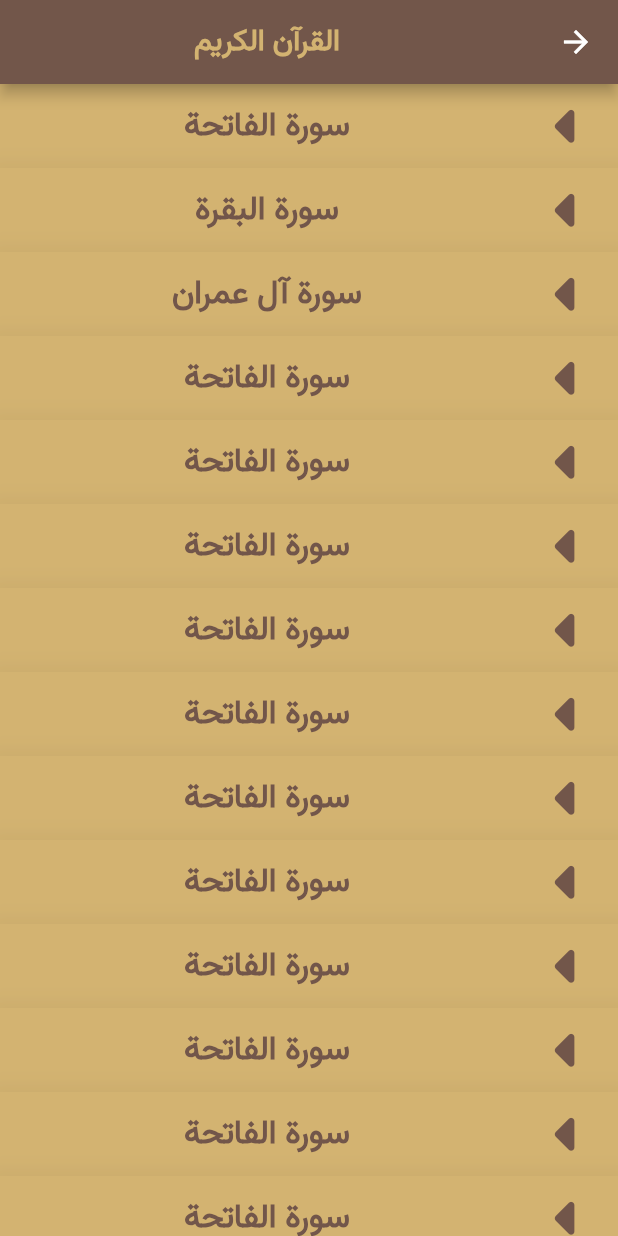
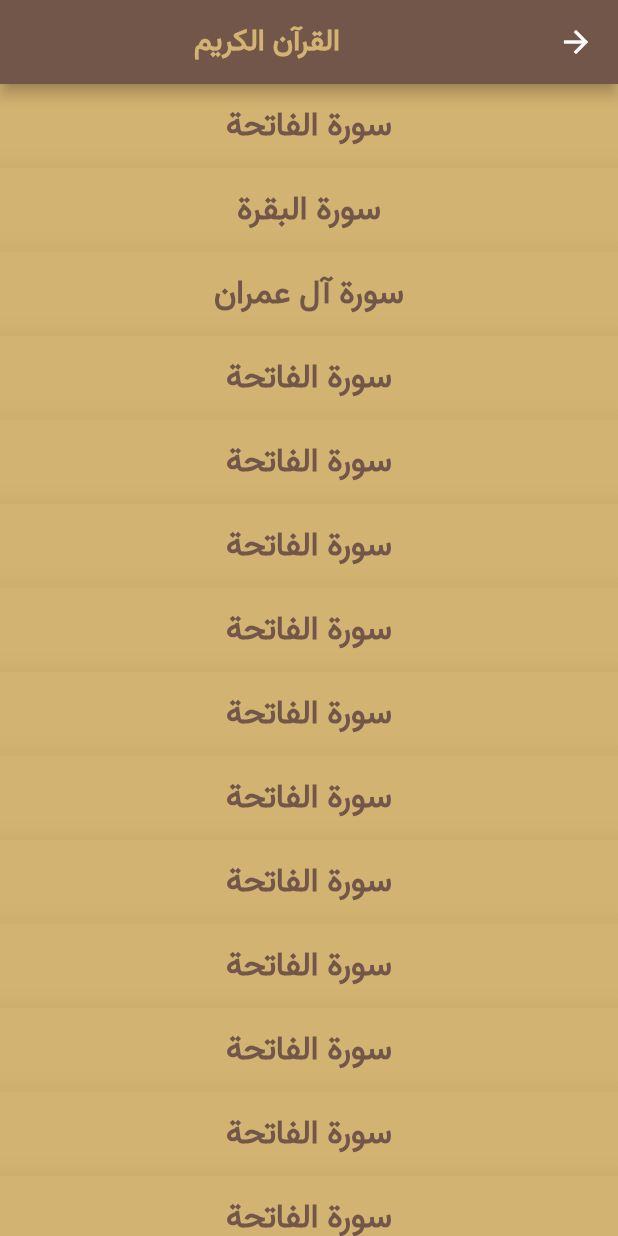
Before and after one commit to BashmailOmar/Alquran-Alshamel, a Flutter app: the screen it shows after launch, after a tap on "القرآن الكريم", on a phone screen of 412 x 824 dp. Run offline on Flutter 3.47's test engine with Material 2 defaults, Android fonts, the phone set to English and light mode, and no system bars; our stand-ins replace font_awesome_flutter, localization, location, shared_preferences.

Commit message:
I added select city name and add the translate for it. Also, I fixed so problems and added some comments

```diff
--- a/lib/components/custom_list_tile.dart
+++ b/lib/components/custom_list_tile.dart
@@ -39,7 +39,7 @@ class _CustomListTileState extends State<CustomListTile> {
         //   );
       },
       child: Container(
-        width: 350,
+        width: double.infinity,
         child: ListTile(
           shape: customShape(),
           tileColor: const Color(primaryGold),
--- a/lib/components/custom_sowar_list_tile.dart
+++ b/lib/components/custom_sowar_list_tile.dart
@@ -2,14 +2,12 @@ import 'package:alquran_alshamel/constants.dart';
 import 'package:flutter/material.dart';
 
 class CustomSowarListTile extends StatefulWidget {
-  final IconData cardIcon;
   final String cardText;
 
   // final Function onClick;
   const CustomSowarListTile({
     Key? key,
     required this.cardText,
-    required this.cardIcon,
     /*required this.onClick*/
   }) : super(key: key);
 
@@ -22,20 +20,16 @@ class _CustomListTileState extends State<CustomSowarListTile> {
   Widget build(BuildContext context) {
     return Material(
       elevation: 20,
-      child: Container(
-        width: 350,
       child: ListTile(
         onTap: () {},
         tileColor: const Color(primaryGold),
         iconColor: const Color(primaryBrown),
-          leading: Icon(widget.cardIcon, size: 35),
         title: Text(
           widget.cardText,
           style: kCardText,
           textAlign: TextAlign.center,
         ),
       ),
-      ),
     );
   }
 }
--- a/lib/components/prayers_time.dart
+++ b/lib/components/prayers_time.dart
@@ -1,3 +1,5 @@
+import 'package:alquran_alshamel/constants.dart';
+import 'package:alquran_alshamel/screens/select_city_screen.dart';
 import 'package:flutter/material.dart';
 import 'package:localization/localization.dart';
 
@@ -26,11 +28,10 @@ class _PrayTimeState extends State<PrayTime> {
     // updatePrayersTime();
   }
 
-  Future<dynamic> getPrayersData(){
-
-
+  Future<dynamic> getPrayersData() {
     return getPrayersData();
   }
+
   // void updatePrayersTime() {
   //   setState(() {
   //     if (prayerData == null) {
@@ -55,8 +56,14 @@ class _PrayTimeState extends State<PrayTime> {
   @override
   Widget build(BuildContext context) {
     return Container(
+      decoration: const BoxDecoration(
+          image: DecorationImage(
+        image: AssetImage('images/quran.jpg'),
+        fit: BoxFit.cover,
+        opacity: 100,
+      )),
       width: double.infinity,
-      color: Colors.grey,
+      // color: Colors.grey,
       child: Column(
         crossAxisAlignment: CrossAxisAlignment.center,
         children: [
@@ -66,14 +73,17 @@ class _PrayTimeState extends State<PrayTime> {
           Row(
             mainAxisAlignment: MainAxisAlignment.center,
             children: [
-              Text('next_prayer'
-                  .i18n([nextPrayerName.toString().i18n(), 'Makkah'])),
+              Text(
+                'next_prayer'
+                    .i18n([nextPrayerName.toString().i18n(), 'Makkah']),
+                style: kPryersBlocText,
+              ),
               const SizedBox(
                 width: 15,
               ),
               Text(
                 '3:21',
-                style: TextStyle(color: Colors.amber),
+                style: kPryersBlocText,
               )
             ],
           ),
@@ -85,38 +95,74 @@ class _PrayTimeState extends State<PrayTime> {
             children: [
               Column(
                 children: [
-                  Text('fajr'.i18n()),
-                  Text(fajrPrayer.toString()),
+                  Text(
+                    'fajr'.i18n(),
+                    style: kPryersBlocText,
+                  ),
+                  Text(
+                    fajrPrayer.toString(),
+                    style: kPryersBlocText,
+                  ),
                 ],
               ),
               Column(
                 children: [
-                  Text('sunrise'.i18n()),
-                  Text(sunriseTime),
+                  Text(
+                    'sunrise'.i18n(),
+                    style: kPryersBlocText,
+                  ),
+                  Text(
+                    sunriseTime,
+                    style: kPryersBlocText,
+                  ),
                 ],
               ),
               Column(
                 children: [
-                  Text('dhohr'.i18n()),
-                  Text(dhohrPrayer),
+                  Text(
+                    'dhohr'.i18n(),
+                    style: kPryersBlocText,
+                  ),
+                  Text(
+                    dhohrPrayer,
+                    style: kPryersBlocText,
+                  ),
                 ],
               ),
               Column(
                 children: [
-                  Text('asr'.i18n()),
-                  Text(asrPrayer),
+                  Text(
+                    'asr'.i18n(),
+                    style: kPryersBlocText,
+                  ),
+                  Text(
+                    asrPrayer,
+                    style: kPryersBlocText,
+                  ),
                 ],
               ),
               Column(
                 children: [
-                  Text('maghreb'.i18n()),
-                  Text(maghrebPrayer),
+                  Text(
+                    'maghreb'.i18n(),
+                    style: kPryersBlocText,
+                  ),
+                  Text(
+                    maghrebPrayer,
+                    style: kPryersBlocText,
+                  ),
                 ],
               ),
               Column(
                 children: [
-                  Text('isha'.i18n()),
-                  Text(ishaPrayer),
+                  Text(
+                    'isha'.i18n(),
+                    style: kPryersBlocText,
+                  ),
+                  Text(
+                    ishaPrayer,
+                    style: kPryersBlocText,
+                  ),
                 ],
               ),
             ],
@@ -125,12 +171,24 @@ class _PrayTimeState extends State<PrayTime> {
             height: 10,
           ),
           TextButton(
-            onPressed: () {},
+            onPressed: () {
+              Navigator.of(context).push(
+                MaterialPageRoute(
+                  builder: (context) => const SelectCityScreen(),
+                ),
+              );
+            },
             child: Row(
               mainAxisAlignment: MainAxisAlignment.spaceBetween,
               children: [
-                Text('change_city'.i18n()),
-                const Icon(Icons.arrow_right)
+                Text(
+                  'change_city'.i18n(),
+                  style: kPryersBlocText,
+                ),
+                const Icon(
+                  Icons.arrow_right,
+                  color: Color(primaryBrown),
+                )
               ],
             ),
           )
--- a/lib/main.dart
+++ b/lib/main.dart
@@ -1,6 +1,7 @@
 import 'package:alquran_alshamel/constants.dart';
 import 'package:alquran_alshamel/screens/home_screen.dart';
 import 'package:alquran_alshamel/screens/quran_screen.dart';
+import 'package:alquran_alshamel/screens/select_city_screen.dart';
 import 'package:alquran_alshamel/screens/splash_screen.dart';
 import 'package:flutter/material.dart';
 import 'package:flutter_localizations/flutter_localizations.dart';
@@ -53,6 +54,7 @@ class AlquranAlshamel extends StatelessWidget {
         SplashScreen.id: (context) => SplashScreen(),
         HomeScreen.id: (context) => HomeScreen(),
         QuranScreen.id: (context) => QuranScreen(),
+        SelectCityScreen.id: (context) => SelectCityScreen(),
       },
     );
   }
--- a/lib/screens/home_screen.dart
+++ b/lib/screens/home_screen.dart
@@ -1,4 +1,4 @@
-import 'package:alquran_alshamel/components/custom_card.dart';
+import 'package:alquran_alshamel/components/custom_button.dart';
 import 'package:alquran_alshamel/components/prayers_time.dart';
 import 'package:alquran_alshamel/constants.dart';
 import 'package:alquran_alshamel/screens/quran_screen.dart';
@@ -21,9 +21,12 @@ class _HomeScreenState extends State<HomeScreen> {
 
   @override
   Widget build(BuildContext context) {
-    return SafeArea(
+    return WillPopScope(
+      onWillPop: () async => false,
+      child: SafeArea(
         child: Scaffold(
           appBar: AppBar(
+            automaticallyImplyLeading: false,
             backgroundColor: const Color(primaryBrown),
             title: Center(
               child: Text('home'.i18n(), style: kPageTitleText),
@@ -76,6 +79,7 @@ class _HomeScreenState extends State<HomeScreen> {
             ],
           ),
         ),
+      ),
     );
   }
 }
--- a/lib/screens/quran_screen.dart
+++ b/lib/screens/quran_screen.dart
@@ -1,9 +1,6 @@
-import 'package:alquran_alshamel/components/custom_list_tile.dart';
 import 'package:alquran_alshamel/components/custom_sowar_list_tile.dart';
 import 'package:alquran_alshamel/constants.dart';
-import 'package:alquran_alshamel/screens/splash_screen.dart';
 import 'package:flutter/material.dart';
-import 'package:font_awesome_flutter/font_awesome_flutter.dart';
 
 class QuranScreen extends StatefulWidget {
   static const String id = 'quran_screen';
@@ -25,86 +22,66 @@ class _QuranScreenState extends State<QuranScreen> {
         ),
         body: Center(
           child: ListView(
-            children: [
+            children: const [
               CustomSowarListTile(
                 cardText: 'سورة الفاتحة',
-                cardIcon: FontAwesomeIcons.caretLeft,
               ),
               CustomSowarListTile(
                 cardText: 'سورة البقرة',
-                cardIcon: FontAwesomeIcons.caretLeft,
               ),
               CustomSowarListTile(
                 cardText: 'سورة آل عمران',
-                cardIcon: FontAwesomeIcons.caretLeft,
               ),
               CustomSowarListTile(
                 cardText: 'سورة الفاتحة',
-                cardIcon: FontAwesomeIcons.caretLeft,
               ),
               CustomSowarListTile(
                 cardText: 'سورة الفاتحة',
-                cardIcon: FontAwesomeIcons.caretLeft,
               ),
               CustomSowarListTile(
                 cardText: 'سورة الفاتحة',
-                cardIcon: FontAwesomeIcons.caretLeft,
               ),
               CustomSowarListTile(
                 cardText: 'سورة الفاتحة',
-                cardIcon: FontAwesomeIcons.caretLeft,
               ),
               CustomSowarListTile(
                 cardText: 'سورة الفاتحة',
-                cardIcon: FontAwesomeIcons.caretLeft,
               ),
               CustomSowarListTile(
                 cardText: 'سورة الفاتحة',
-                cardIcon: FontAwesomeIcons.caretLeft,
               ),
               CustomSowarListTile(
                 cardText: 'سورة الفاتحة',
-                cardIcon: FontAwesomeIcons.caretLeft,
               ),
               CustomSowarListTile(
                 cardText: 'سورة الفاتحة',
-                cardIcon: FontAwesomeIcons.caretLeft,
               ),
               CustomSowarListTile(
                 cardText: 'سورة الفاتحة',
-                cardIcon: FontAwesomeIcons.caretLeft,
               ),
               CustomSowarListTile(
                 cardText: 'سورة الفاتحة',
-                cardIcon: FontAwesomeIcons.caretLeft,
               ),
               CustomSowarListTile(
                 cardText: 'سورة الفاتحة',
-                cardIcon: FontAwesomeIcons.caretLeft,
               ),
               CustomSowarListTile(
                 cardText: 'سورة الفاتحة',
-                cardIcon: FontAwesomeIcons.caretLeft,
               ),
               CustomSowarListTile(
                 cardText: 'سورة الفاتحة',
-                cardIcon: FontAwesomeIcons.caretLeft,
               ),
               CustomSowarListTile(
                 cardText: 'سورة الفاتحة',
-                cardIcon: FontAwesomeIcons.caretLeft,
               ),
               CustomSowarListTile(
                 cardText: 'سورة الفاتحة',
-                cardIcon: FontAwesomeIcons.caretLeft,
               ),
               CustomSowarListTile(
                 cardText: 'سورة الفاتحة',
-                cardIcon: FontAwesomeIcons.caretLeft,
               ),
               CustomSowarListTile(
                 cardText: 'سورة الفاتحة',
-                cardIcon: FontAwesomeIcons.caretLeft,
               ),
             ],
           ),
--- a/lib/screens/splash_screen.dart
+++ b/lib/screens/splash_screen.dart
@@ -8,6 +8,7 @@ import 'package:shared_preferences/shared_preferences.dart';
 
 class SplashScreen extends StatefulWidget {
   static const String id = 'splash_screen';
+
   const SplashScreen({Key? key}) : super(key: key);
 
   @override
@@ -15,31 +16,41 @@ class SplashScreen extends StatefulWidget {
 }
 
 class _SplashScreenState extends State<SplashScreen> {
-
   @override
   void initState() {
     super.initState();
     sharedPref();
-    getCurrentLocation();
+    //I will comment this because we do not need it yet!
+    // getCurrentLocation();
+
+    //this timer just for opening the application actually we do not need it
     Timer(
         const Duration(milliseconds: 3000),
+        //after finishing the timer it will navigate to home screen
         () => Navigator.pushReplacement(context,
             MaterialPageRoute(builder: (context) => const HomeScreen())));
   }
 
+  /*
+  * here i check if there is any city name registered in SharedPreferences before
+  * if city name is null then it will sit the default name = 'Makkah' :)
+  */
   void sharedPref() async {
     final SharedPreferences prefs = await SharedPreferences.getInstance();
+    print(prefs.getString("cityName"));
     if (prefs.getString("cityName") == null) {
       prefs.setString("cityName", "Makkah");
     }
   }
-  void getPryersData(){
 
-  }
-  void getCurrentLocation() async {
-    var data = await getLocation();
-    print(data);
-  }
+  //here we supposed to get the prayers data
+  void getPryersData() {}
+
+  //I will coment this because we do not need it yet!
+  // void getCurrentLocation() async {
+  //   var data = await getLocation();
+  //   print(data);
+  // }
 
   @override
   Widget build(BuildContext context) {
--- a/pubspec.yaml
+++ b/pubspec.yaml
@@ -16,8 +16,6 @@ dependencies:
   font_awesome_flutter: ^10.1.0
   cupertino_icons: ^1.0.2
   http: ^0.13.5
-  cities: ^1.0.0
-  adhan: ^1.1.16
   location: ^4.4.0
   shared_preferences: ^2.1.0
 
```
Also changed, not shown: lib/components/select_city_card.dart (added, +71 -0 lines), lib/constants.dart (+11 -4 lines), lib/i18n/ar.json (+6 -1 lines), lib/i18n/en.json (+6 -1 lines), lib/screens/select_city_screen.dart (added, +52 -0 lines), images/quran.jpg (added), lib/components/custom_button.dart (renamed from lib/components/custom_card.dart), pubspec.lock. Lines whose indentation alone changed are shown as unchanged.
